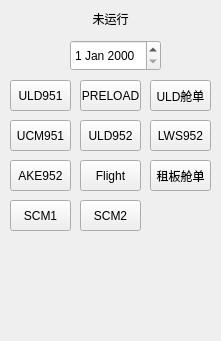
Before: the Qt Designer form Interface/MS.ui in liuym5/MS, drawn with Qt 5.
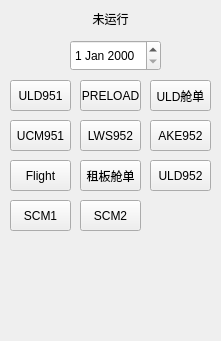
After: the same form once the commit is applied.

What changed in the file:
```diff
--- a/Interface/MS.ui
+++ b/Interface/MS.ui
@@ -70,7 +70,7 @@
   <widget class="QPushButton" name="RentalMnfstBtn">
    <property name="geometry">
     <rect>
-     <x>150</x>
+     <x>80</x>
      <y>160</y>
      <width>61</width>
      <height>31</height>
@@ -96,7 +96,7 @@
   <widget class="QPushButton" name="LWS952Btn">
    <property name="geometry">
     <rect>
-     <x>150</x>
+     <x>80</x>
      <y>120</y>
      <width>61</width>
      <height>31</height>
@@ -122,8 +122,8 @@
   <widget class="QPushButton" name="ULD952Btn">
    <property name="geometry">
     <rect>
-     <x>80</x>
-     <y>120</y>
+     <x>150</x>
+     <y>160</y>
      <width>61</width>
      <height>31</height>
     </rect>
@@ -174,8 +174,8 @@
   <widget class="QPushButton" name="AKE952Btn">
    <property name="geometry">
     <rect>
-     <x>10</x>
-     <y>160</y>
+     <x>150</x>
+     <y>120</y>
      <width>61</width>
      <height>31</height>
     </rect>
@@ -187,7 +187,7 @@
   <widget class="QPushButton" name="FlightBtn">
    <property name="geometry">
     <rect>
-     <x>80</x>
+     <x>10</x>
      <y>160</y>
      <width>61</width>
      <height>31</height>
```
